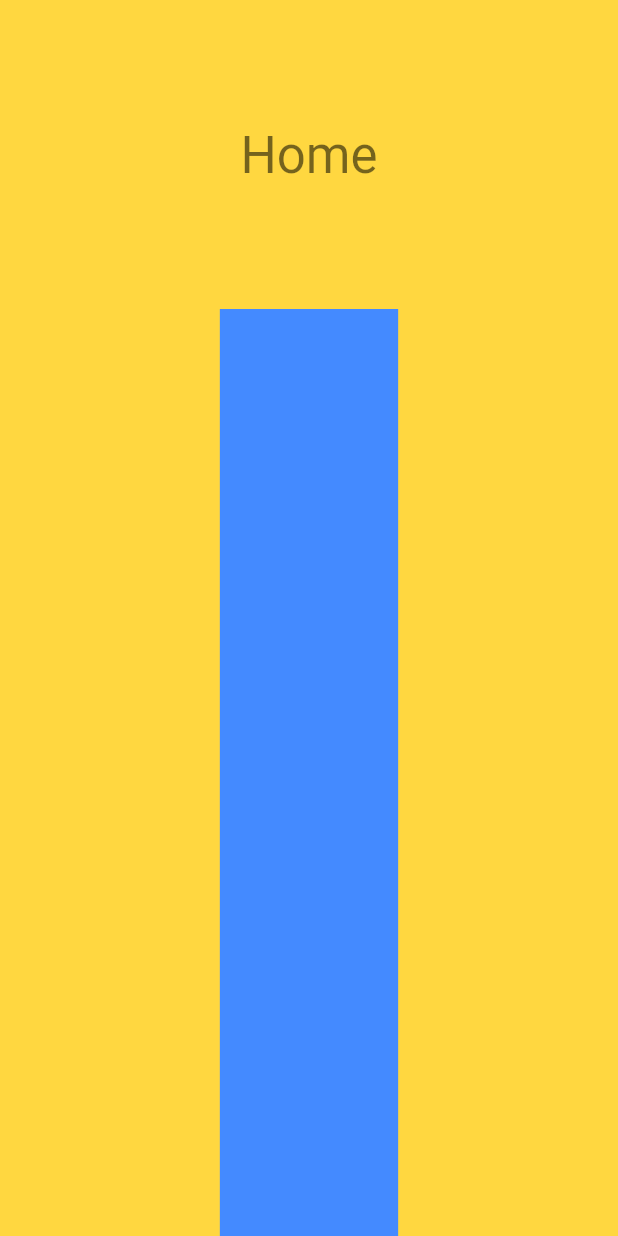
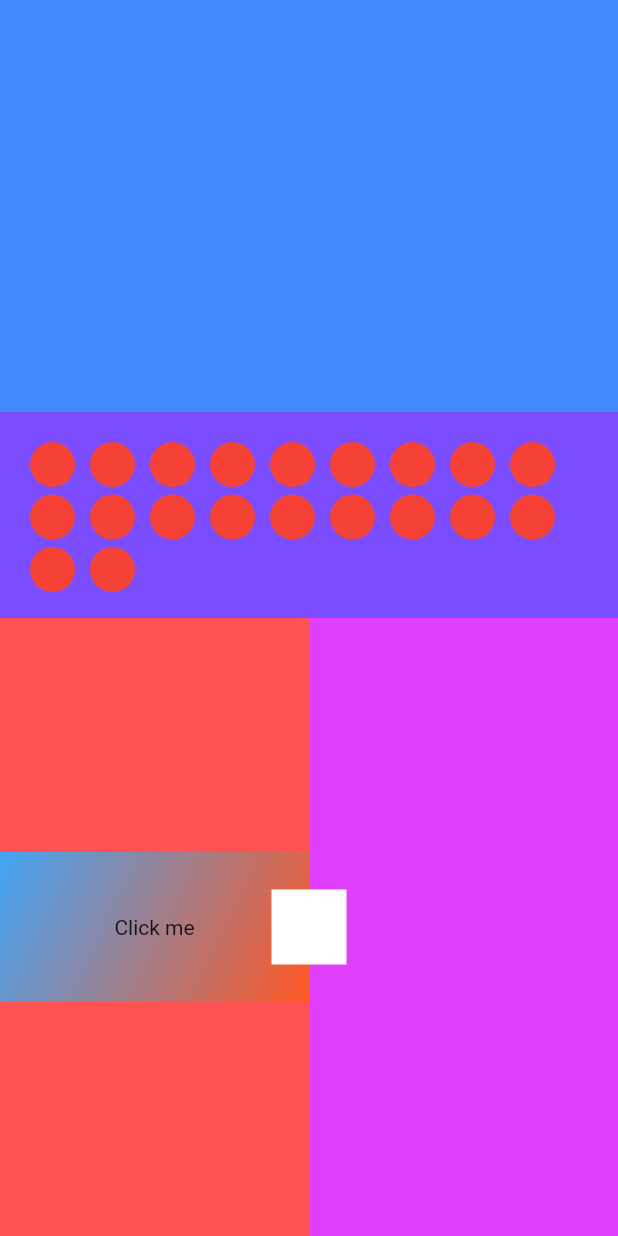
Before and after one commit to ousmane-diallo-sio/flutter_testing, a Flutter app: the screen it shows after launch, on a phone screen of 412 x 824 dp. Run offline on Flutter 3.47's test engine with Material 2 defaults, Android fonts, the phone set to English and light mode, and no system bars; missing offline and left inert: dart:ffi.

Commit message:
feat: more animation

```diff
--- a/lib/color_button.dart
+++ b/lib/color_button.dart
@@ -4,31 +4,27 @@ import 'dart:ffi';
 import 'package:flutter/material.dart';
 
 class ColorButton extends StatefulWidget {
-
   final void Function() onTap;
   final double? width;
   final bool? spam;
 
-  ColorButton({Key? key, required this.onTap, this.width, this.spam}) : super(key: key);
+  ColorButton({Key? key, required this.onTap, this.width, this.spam})
+      : super(key: key);
 
   @override
   State<ColorButton> createState() => _ColorButtonState();
 }
 
 class _ColorButtonState extends State<ColorButton> {
-  late Timer timer;
+  Timer? timer;
 
-  _startSpamming() {
-    timer = Timer.periodic(const Duration(milliseconds: 200), (_) {
-      widget.onTap();
-    });
-  }
-
-  @override
-  void initState() {
-    // TODO: implement initState
-    super.initState();
-    _startSpamming();
+  _handleSpamming() {
+    print("ouai");
+    if (timer == null || widget.spam == true && timer?.isActive == false) {
+      timer = Timer.periodic(const Duration(milliseconds: 300), (_) {
+        widget.onTap();
+      });
+    }
   }
 
   @override
@@ -36,17 +32,24 @@ class _ColorButtonState extends State<ColorButton> {
     return GestureDetector(
       onTap: () {
         widget.onTap();
-        if (widget.spam == true && !timer.isActive) {
-          _startSpamming();
-        }
+        _handleSpamming();
       },
       onDoubleTap: () {
-        timer.cancel();
+        timer?.cancel();
       },
       child: Container(
         width: widget.width ?? 100,
         height: 100,
-        color: Colors.blueAccent,
+        decoration: BoxDecoration(
+          gradient: LinearGradient(
+            colors: [Colors.blue.shade400, Colors.deepOrange],
+            begin: Alignment.topLeft,
+            end: Alignment.bottomRight,
+          ),
+        ),
+        child: const Center(
+          child: Text("Click me"),
+        ),
       ),
     );
   }
--- a/lib/home.dart
+++ b/lib/home.dart
@@ -1,9 +1,9 @@
 import 'package:flutter/material.dart';
 import 'package:flutter_testing/color_button.dart';
+import 'package:flutter_testing/red_circle.dart';
 
 class Home extends StatefulWidget {
   var colorIndex = 0;
-  double? btnWidth;
 
   Home({Key? key}) : super(key: key);
 
@@ -12,44 +12,95 @@ class Home extends StatefulWidget {
 }
 
 class _HomeState extends State<Home> {
-
   @override
   Widget build(BuildContext context) {
+    return Scaffold(
+      body: LayoutBuilder(
+        builder: (context, constraints) {
+          final availableHeight = constraints.maxHeight;
 
-    final deviceWidth = MediaQuery.of(context).size.width;
-
-    return Scaffold(
-      body: Center(
+          return Center(
             child: Column(
               mainAxisAlignment: MainAxisAlignment.center,
-          children: <Widget>[
+              children: [
                 Expanded(
                   flex: 1,
-              child: Center(
-                child: Text(
-                  'Home',
-                  style: Theme.of(context).textTheme.headlineMedium,
+                  child: Column(children: [
+                    Expanded(
+                      flex: 2,
+                      child: Container(
+                        color: Colors.accents.elementAt(
+                            (widget.colorIndex + 5) % Colors.accents.length),
+                      ),
+                    ),
+                    Expanded(
+                      flex: 1,
+                      child: Container(
+                        width: double.maxFinite,
+                        color: Colors.accents.elementAt(
+                            (widget.colorIndex + 3) % Colors.accents.length),
+                        child: Padding(
+                          padding: const EdgeInsets.symmetric(
+                            vertical: 20,
+                            horizontal: 20,
+                          ),
+                          child: Wrap(
+                            direction: Axis.horizontal,
+                            spacing: 10,
+                            runSpacing: 5,
+                            children:
+                                List.generate(20, (index) => const RedCircle()),
                           ),
                         ),
                       ),
+                    ),
+                  ]),
+                ),
                 Expanded(
-              flex: 3,
-              child: AnimatedContainer(
-                duration: const Duration(milliseconds: 300),
-                width: widget.btnWidth,
+                  flex: 1,
+                  child: Stack(
+                    children: [
+                      Row(
+                        children: [
+                          Expanded(
+                            flex: 1,
                             child: ColorButton(
-                    width: double.maxFinite,
                                 onTap: () {
                                   setState(() {
                                     widget.colorIndex += 1;
-                        widget.btnWidth = (widget.colorIndex * 100) % deviceWidth;
                                   });
                                 },
                                 spam: true),
                           ),
+                          Expanded(
+                            flex: 1,
+                            child: Container(
+                                color: Colors.accents.elementAt(
+                                    (widget.colorIndex + 2) %
+                                        Colors.accents.length)),
                           ),
                         ],
                       ),
+                      Positioned(
+                        top: 0,
+                        bottom: 0,
+                        left: 0,
+                        right: 0,
+                        child: Center(
+                          child: Container(
+                            width: 50,
+                            height: 50,
+                            color: Colors.white,
+                          ),
+                        ),
+                      ),
+                    ],
+                  ),
+                ),
+              ],
+            ),
+          );
+        },
       ),
       backgroundColor:
           Colors.accents.elementAt(widget.colorIndex % Colors.accents.length),
--- a/lib/main.dart
+++ b/lib/main.dart
@@ -15,7 +15,7 @@ class MyApp extends StatelessWidget {
       theme: ThemeData(
         primarySwatch: Colors.green,
       ),
-      home: Home(),
+      home: SafeArea(child: Home()),
     );
   }
 }
--- /dev/null
+++ b/lib/red_circle.dart
@@ -0,0 +1,17 @@
+import 'package:flutter/material.dart';
+
+class RedCircle extends StatelessWidget {
+  const RedCircle({Key? key}) : super(key: key);
+
+  @override
+  Widget build(BuildContext context) {
+    return Container(
+      width: 30,
+      height: 30,
+      decoration: BoxDecoration(
+        borderRadius: BorderRadius.circular(100),
+        color: Colors.red
+      ),
+    );
+  }
+}
```
Lines whose indentation alone changed are shown as unchanged.
